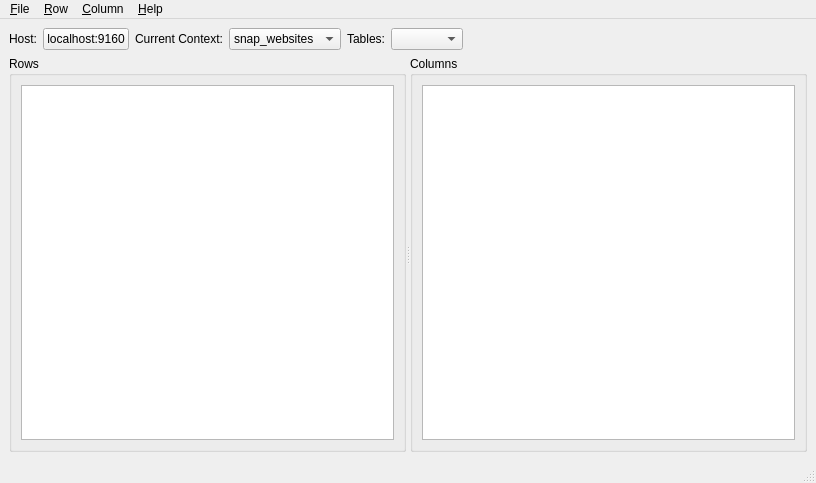
Old version of the form cassview/src/MainWindow.ui in the repository m2osw/snapcpp.
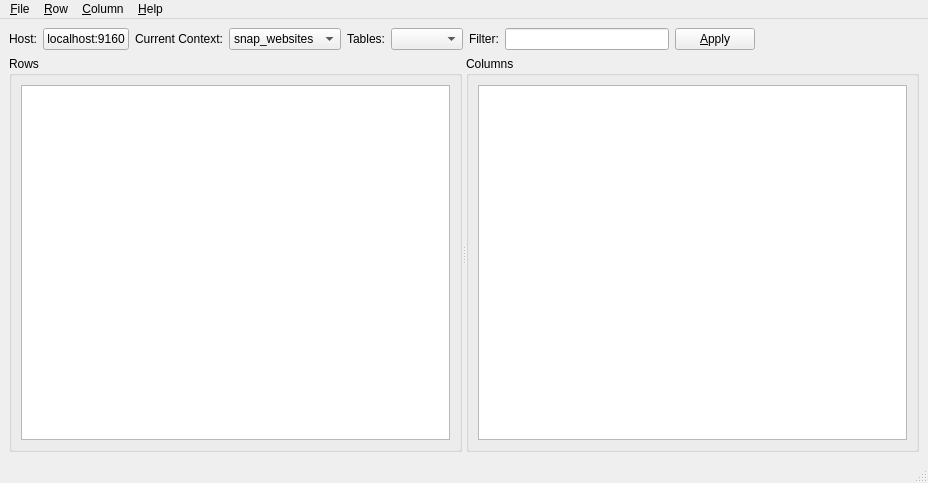
New version of the form. Icons and pictures are not drawn.

Commit message:
Added a filter capability so we can limit the number of rows presented to the user. This way very large databases can still be edited.
Bumped version to 0.1.0 and added info in the changelog.

```diff
--- a/cassview/src/MainWindow.ui
+++ b/cassview/src/MainWindow.ui
@@ -6,7 +6,7 @@
    <rect>
     <x>0</x>
     <y>0</y>
-    <width>816</width>
+    <width>928</width>
     <height>483</height>
    </rect>
   </property>
@@ -83,6 +83,23 @@
         </item>
        </layout>
       </item>
+      <item>
+       <widget class="QLabel" name="labelFilter">
+        <property name="text">
+         <string>Filter:</string>
+        </property>
+       </widget>
+      </item>
+      <item>
+       <widget class="QLineEdit" name="f_filterEdit"/>
+      </item>
+      <item>
+       <widget class="QPushButton" name="f_applyFilter">
+        <property name="text">
+         <string>&amp;Apply</string>
+        </property>
+       </widget>
+      </item>
       <item>
        <spacer name="horizontalSpacer">
         <property name="orientation">
@@ -145,7 +162,7 @@
     <rect>
      <x>0</x>
      <y>0</y>
-     <width>816</width>
+     <width>928</width>
      <height>25</height>
     </rect>
    </property>
```
The commit also changes 4 other files.
